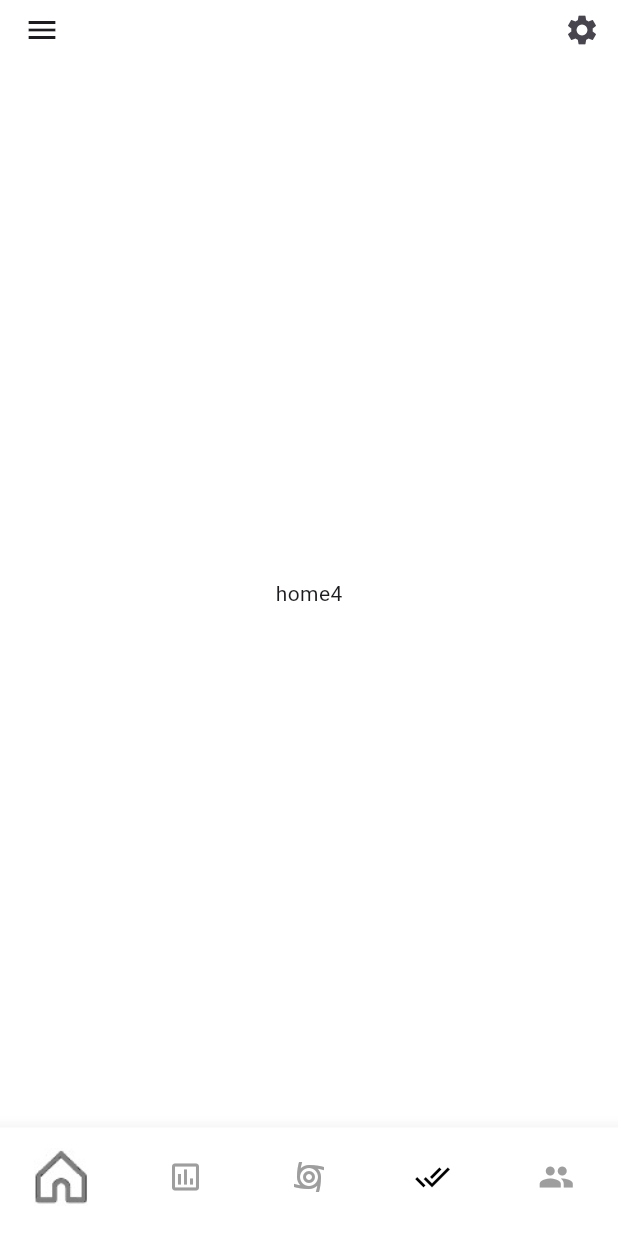
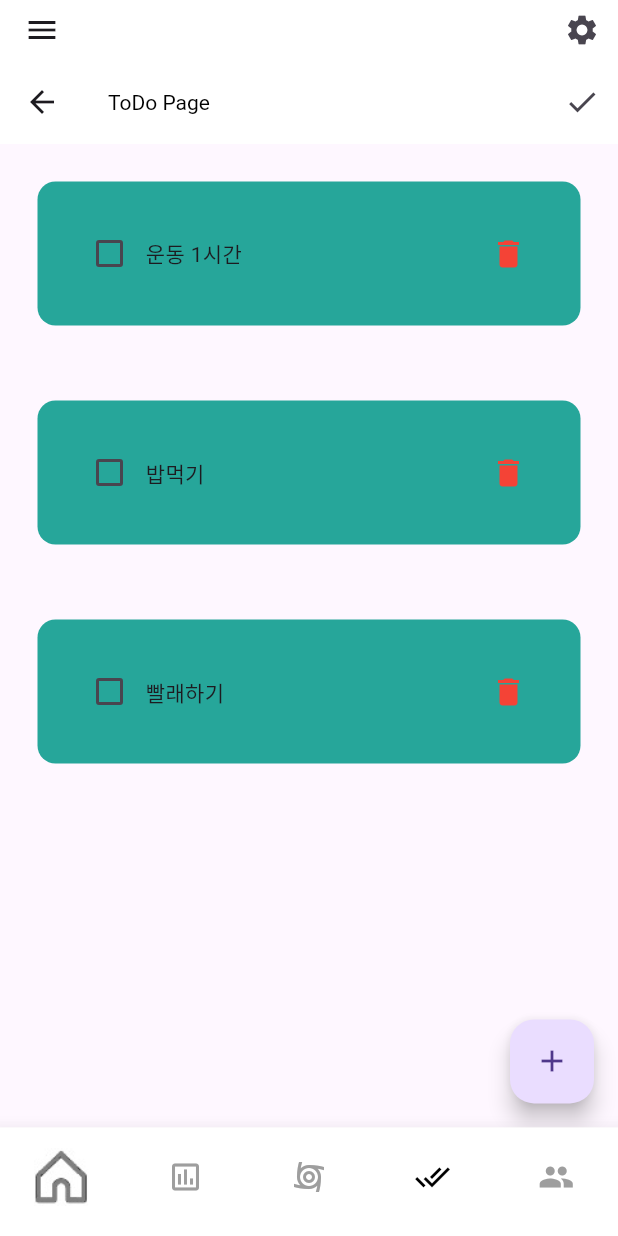
Before and after one commit to velcrots/soldierank, a Flutter app: the App screen opened directly with empty values, item 4 of the bottom bar chosen, on a phone screen of 412 x 824 dp. Run offline on Flutter 3.47's test engine with Material 3 defaults, Android fonts, the light colour scheme and no system bars; our stand-ins replace dio, fluttertoast, get, hive, hive_flutter, percent_indicator; missing offline and left inert: flutter_radar_chart; accounts and stored records are empty; network calls fail.

Commit message:
Todo페이지 작성

```diff
--- a/lib/main.dart
+++ b/lib/main.dart
@@ -3,8 +3,12 @@ import 'package:flutter_ace/src/app.dart';
 import 'package:flutter_ace/src/binding/init_bindings.dart';
 import 'package:get/get.dart';
 import 'package:flutter_ace/src/pages/login.dart';
+import 'package:hive/hive.dart';
+import 'package:hive_flutter/adapters.dart';
 
-void main() {
+void main() async {
+  await Hive.initFlutter();
+  await Hive.openBox('hivebox');
   runApp(const MyApp());
 }
 
--- a/lib/src/app.dart
+++ b/lib/src/app.dart
@@ -3,6 +3,7 @@ import 'package:flutter_ace/src/components/image_data.dart';
 import 'package:flutter_ace/src/controller/bottom_nav_controller.dart';
 import 'package:flutter_ace/src/pages/assessment_page.dart';
 import 'package:flutter_ace/src/pages/main_page.dart';
+import 'package:flutter_ace/src/pages/todo_page.dart';
 import 'package:get/get_state_manager/src/rx_flutter/rx_obx_widget.dart';
 import 'package:get/get_state_manager/src/simple/get_view.dart';
 
@@ -44,9 +45,7 @@ class App extends GetView<BottomNavController> {
                 Container(
                   child: Center(child: Text('home3')),
                 ),
-                Container(
-                  child: Center(child: Text('home4')),
-                ),
+                TodoPage(),
                 Container(
                   child: Center(child: Text('home5')),
                 ),
--- /dev/null
+++ b/lib/src/pages/todo_page.dart
@@ -0,0 +1,254 @@
+import 'package:flutter/material.dart';
+import 'package:hive_flutter/hive_flutter.dart';
+
+void main() {
+  runApp(MaterialApp(
+    home: TodoPage(),
+  ));
+}
+
+class TodoPage extends StatefulWidget {
+  @override
+  _TodoPageState createState() => _TodoPageState();
+}
+
+class _TodoPageState extends State<TodoPage> {
+  ToDoDatabase db = ToDoDatabase();  // 할 일 데이터베이스
+  bool showCompletedTasksOnly = false;  // 완료된 할 일만 보여주는지 여부
+  final _taskController = TextEditingController();  // 새로운 할 일 입력을 위한 컨트롤러
+
+  @override
+  void initState() {
+    super.initState();
+    // Start the timer to update the UI every 1 second (60 times per second)
+    db.loadData();  // 화면 로드 시 데이터베이스에서 할 일 데이터를 가져옴
+    if (db.toDoList.isEmpty) {  // 로드된 데이터가 없다면
+      db.createInitialData();  // 초기 데이터 생성
+      db.updateDataBase();  // 생성된 초기 데이터를 데이터베이스에 저장
+    }
+  }
+
+  @override
+  Widget build(BuildContext context) {
+
+    return Scaffold(
+      appBar: AppBar(
+        title: const Text('ToDo Page'),
+        actions: [
+          IconButton(
+            icon: Icon(showCompletedTasksOnly ? Icons.list : Icons.check),
+            onPressed: () {
+              setState(() {
+                showCompletedTasksOnly = !showCompletedTasksOnly;  // 완료된 할 일만 보여주는 옵션을 토글
+              });
+            },
+          ),
+        ],
+      ),
+
+      // 교안의 Filtered List View를 사용하여 Todo List 표시
+      body: ListView.builder(
+        itemCount: showCompletedTasksOnly  // 완료된 할 일만 보여줄지 여부에 따라 목록 길이 결정
+            ? db.toDoList.where((task) => task.isCompleted).length
+            : db.toDoList.length,
+        itemBuilder: (context, index) {
+          var task = showCompletedTasksOnly
+              ? db.toDoList.where((task) => task.isCompleted).toList()[index]
+              : db.toDoList[index];
+          return ToDoItemWidget(
+            item: task,
+            onChanged: (value) {
+              setState(() {
+                task.isCompleted = value!;
+                db.updateDataBase();  // 변경된 데이터를 데이터베이스에 업데이트
+              });
+            },
+            onDelete: () {
+              setState(() {
+                db.toDoList.remove(task);  // 할 일 목록에서 해당 아이템 삭제
+                db.updateDataBase();  // 변경된 데이터를 데이터베이스에 업데이트
+              });
+            },
+          );
+        },
+      ),
+      // Floated Button(+) 추가
+      floatingActionButton: FloatingActionButton(
+        onPressed: _addTask,  // '+' 버튼 클릭 시 새로운 할 일 추가 함수 실행
+        child: const Icon(Icons.add),  // 플로팅 버튼 아이콘
+      ),
+    );
+  }
+
+  // 새로운 할 일을 추가하는 함수
+  void _addTask() {
+    showDialog(
+      context: context,
+      // Dialog를 사용하여 할일 입력
+      builder: (context) => AddTaskDialog(
+        controller: _taskController,
+        onSave: () {
+          setState(() {
+            var newTask = ToDoItem(name: _taskController.text);  // 입력한 텍스트를 기반으로 새로운 할 일 생성
+            db.toDoList.add(newTask);  // 할 일 목록에 새로운 아이템 추가
+            db.updateDataBase();  // 변경된 데이터를 데이터베이스에 업데이트
+            _taskController.clear();  // 입력 필드 초기화
+          });
+          Navigator.of(context).pop();  // 다이얼로그 닫기
+        },
+        onCancel: () {
+          _taskController.clear();  // 입력 필드 초기화
+          Navigator.of(context).pop();  // 다이얼로그 닫기
+        },
+      ),
+    );
+  }
+}
+
+class ToDoItem {
+  String name;  // 할 일의 이름 또는 내용
+  bool isCompleted;  // 할 일의 완료 여부
+
+  ToDoItem({required this.name, this.isCompleted = false});
+
+  /// Map 데이터 형식에서 ToDoItem 객체로 변환
+  ToDoItem.fromMap(Map<String, dynamic> map)
+      : name = map['name'],
+        isCompleted = map['isCompleted'];
+
+  /// ToDoItem 객체를 Map 데이터 형식으로 변환
+  Map<String, dynamic> toMap() => {'name': name, 'isCompleted': isCompleted};
+}
+
+class ToDoDatabase {
+  List<ToDoItem> toDoList = [];  // 할 일 목록을 저장하는 리스트
+  final _myBox = Hive.box('hivebox');  // Hive 데이터베이스의 'hivebox' 박스
+
+  /// 초기 데이터 생성
+  void createInitialData() {
+    toDoList = [
+      ToDoItem(name: "운동 1시간", isCompleted: false),
+      ToDoItem(name: "밥먹기", isCompleted: false),
+      ToDoItem(name: "빨래하기", isCompleted: false),
+    ];
+  }
+
+  void loadData() {
+    var loadedData = _myBox.get("TODOLIST") as List<dynamic>? ?? [];
+    toDoList = loadedData.map((item) {
+      if (item is Map) {
+        return ToDoItem.fromMap(item.cast<String, dynamic>());
+      }
+      return null;  // 잘못된 데이터 타입에 대한 처리.
+    }).where((item) => item != null).cast<ToDoItem>().toList();
+  }
+
+  void updateDataBase() {
+    _myBox.put("TODOLIST", toDoList.map((e) => e.toMap()).toList());  // 'TODOLIST' 키에 리스트 데이터 저장
+  }
+}
+
+class CustomButton extends StatelessWidget {
+  final String label;  // 버튼에 표시될 텍스트
+  final VoidCallback onPressed;  // 버튼 클릭 시 실행될 함수
+
+  const CustomButton({super.key, required this.label, required this.onPressed});
+
+  @override
+  Widget build(BuildContext context) {
+    return MaterialButton(
+      onPressed: onPressed,
+      color: Theme.of(context).primaryColor,  // 버튼 색상
+      child: Text(label),  // 버튼 텍스트
+    );
+  }
+}
+
+class AddTaskDialog extends StatelessWidget {
+  final TextEditingController controller;  // 입력한 텍스트를 관리하는 컨트롤러
+  final VoidCallback onSave;  // 저장 버튼 클릭 시 실행될 함수
+  final VoidCallback onCancel;  // 취소 버튼 클릭 시 실행될 함수
+
+  const AddTaskDialog({super.key, required this.controller, required this.onSave, required this.onCancel});
+
+  @override
+  Widget build(BuildContext context) {
+    return AlertDialog(
+      backgroundColor: Colors.teal[400],
+      content: SizedBox(
+        height: 120,
+        child: Column(
+          mainAxisAlignment: MainAxisAlignment.spaceEvenly,
+          children: [
+            TextField(
+              controller: controller,
+              decoration: const InputDecoration(
+                border: OutlineInputBorder(),
+                hintText: "새로운 할 일 추가",
+              ),
+            ),
+            Row(
+              mainAxisAlignment: MainAxisAlignment.end,
+              children: [
+                CustomButton(label: "저장", onPressed: onSave),
+                const SizedBox(width: 8),
+                CustomButton(label: "취소", onPressed: onCancel),
+              ],
+            ),
+          ],
+        ),
+      ),
+    );
+  }
+}
+
+/// 각 할 일 항목을 표시하는 위젯
+class ToDoItemWidget extends StatelessWidget {
+  final ToDoItem item;  // 할 일 아이템 정보
+  final ValueChanged<bool?> onChanged;  // 체크박스 변경 시 실행될 함수
+  final VoidCallback onDelete;  // 삭제 버튼 클릭 시 실행될 함수
+
+  const ToDoItemWidget({super.key, required this.item, required this.onChanged, required this.onDelete});
+
+  @override
+  Widget build(BuildContext context) {
+    return Padding(
+      padding: const EdgeInsets.symmetric(horizontal: 25.0, vertical: 25),
+      child: Container(
+        padding: const EdgeInsets.all(24),
+        decoration: BoxDecoration(
+          color: Colors.teal[400],
+          borderRadius: BorderRadius.circular(12),
+        ),
+        child: Row(
+          mainAxisAlignment: MainAxisAlignment.spaceBetween,
+          children: [
+            Row(
+              children: [
+                // ListTile의 좌측에 체크박스를 표시하여 완료 여부 선택
+                Checkbox(
+                  value: item.isCompleted,
+                  onChanged: onChanged,
+                  activeColor: Colors.black,
+                ),
+                Text(
+                  item.name,
+                  style: TextStyle(
+                    decoration: item.isCompleted
+                        ? TextDecoration.lineThrough  // 완료된 할 일은 취소선 표시
+                        : TextDecoration.none,
+                  ),
+                ),
+              ],
+            ),
+            // ListTile에 삭제 버튼 추가
+            IconButton(
+              icon: const Icon(Icons.delete, color: Colors.red),  // 삭제 아이콘
+              onPressed: onDelete,
+            )
+          ],
+        ),
+      ),
+    );
+  }
+}
--- a/pubspec.yaml
+++ b/pubspec.yaml
@@ -42,8 +42,12 @@ dependencies:
   intl: ^0.19.0
   dio: ^5.4.3+1
   flutter_radar_chart: ^0.2.1
+  hive: ^2.2.3
+  hive_flutter: ^1.1.0
 
 dev_dependencies:
+  hive_generator: ^2.0.1
+  build_runner: ^2.4.9
   flutter_test:
     sdk: flutter
 
```
